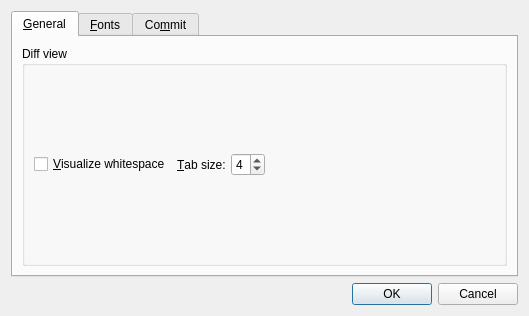
The window that ui/preferences.ui (timxx/qgitc) describes before a commit, drawn with Qt 5.
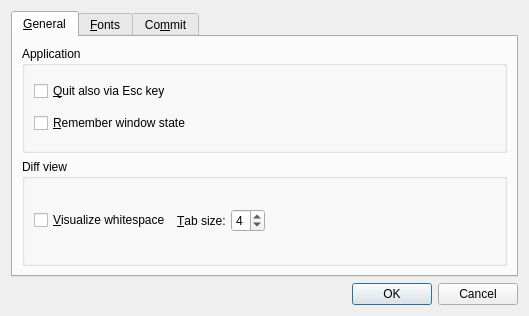
The same window after the commit. Custom widgets are drawn as their Qt base class.

What changed in the file:
```diff
--- a/ui/preferences.ui
+++ b/ui/preferences.ui
@@ -24,6 +24,29 @@
        <string>&amp;General</string>
       </attribute>
       <layout class="QVBoxLayout" name="verticalLayout">
+       <item>
+        <widget class="QGroupBox" name="groupBox_6">
+         <property name="title">
+          <string>Application</string>
+         </property>
+         <layout class="QVBoxLayout" name="verticalLayout_5">
+          <item>
+           <widget class="QCheckBox" name="cbEsc">
+            <property name="text">
+             <string>&amp;Quit also via Esc key</string>
+            </property>
+           </widget>
+          </item>
+          <item>
+           <widget class="QCheckBox" name="cbState">
+            <property name="text">
+             <string>&amp;Remember window state</string>
+            </property>
+           </widget>
+          </item>
+         </layout>
+        </widget>
+       </item>
        <item>
         <widget class="QGroupBox" name="groupBox_5">
          <property name="title">
```
Left out of the diff: 24 changed lines with no effect on the pictures.
